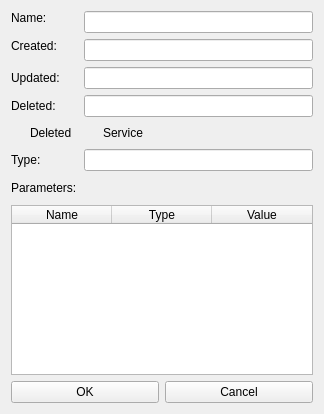
This is DCGUI/Windows/TenantDomain.ui in DanielZorin/DataCenters as Qt 5 draws it before an edit. The edited form follows.
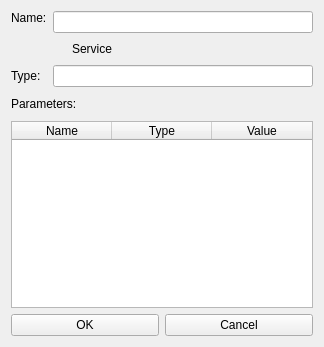
This is the edited form. Icons and pictures are not drawn.

The edit to the form file:
```diff
--- a/DCGUI/Windows/TenantDomain.ui
+++ b/DCGUI/Windows/TenantDomain.ui
@@ -7,7 +7,7 @@
     <x>0</x>
     <y>0</y>
     <width>324</width>
-    <height>414</height>
+    <height>347</height>
    </rect>
   </property>
   <property name="windowTitle">
@@ -34,29 +34,9 @@
      </property>
      <item>
       <layout class="QFormLayout" name="formLayout">
-       <item row="2" column="0">
-        <widget class="QLabel" name="timelabel">
-         <property name="sizePolicy">
-          <sizepolicy hsizetype="Preferred" vsizetype="Fixed">
-           <horstretch>0</horstretch>
-           <verstretch>0</verstretch>
-          </sizepolicy>
-         </property>
-         <property name="text">
-          <string>Created:</string>
-         </property>
-        </widget>
-       </item>
-       <item row="2" column="1">
-        <widget class="QLineEdit" name="created">
-         <property name="enabled">
-          <bool>true</bool>
-         </property>
-         <property name="readOnly">
-          <bool>false</bool>
-         </property>
-        </widget>
-       </item>
+       <property name="fieldGrowthPolicy">
+        <enum>QFormLayout::AllNonFixedFieldsGrow</enum>
+       </property>
        <item row="1" column="0">
         <widget class="QLabel" name="namelabel">
          <property name="sizePolicy">
@@ -80,51 +60,21 @@
          </property>
         </widget>
        </item>
-       <item row="3" column="0">
-        <widget class="QLabel" name="label">
-         <property name="text">
-          <string>Updated:</string>
-         </property>
-        </widget>
-       </item>
-       <item row="3" column="1">
-        <widget class="QLineEdit" name="updated"/>
-       </item>
-       <item row="4" column="0">
-        <widget class="QLabel" name="label_2">
-         <property name="text">
-          <string>Deleted:</string>
-         </property>
-        </widget>
-       </item>
-       <item row="4" column="1">
-        <widget class="QLineEdit" name="deleted"/>
-       </item>
-       <item row="5" column="0">
-        <widget class="QCheckBox" name="delbox">
-         <property name="styleSheet">
-          <string notr="true"/>
-         </property>
-         <property name="text">
-          <string>Deleted</string>
-         </property>
-        </widget>
-       </item>
-       <item row="5" column="1">
+       <item row="2" column="1">
         <widget class="QCheckBox" name="service">
          <property name="text">
           <string>Service</string>
          </property>
         </widget>
        </item>
-       <item row="6" column="0">
+       <item row="3" column="0">
         <widget class="QLabel" name="label_4">
          <property name="text">
           <string>Type:</string>
          </property>
         </widget>
        </item>
-       <item row="6" column="1">
+       <item row="3" column="1">
         <widget class="QLineEdit" name="type"/>
        </item>
       </layout>
```
